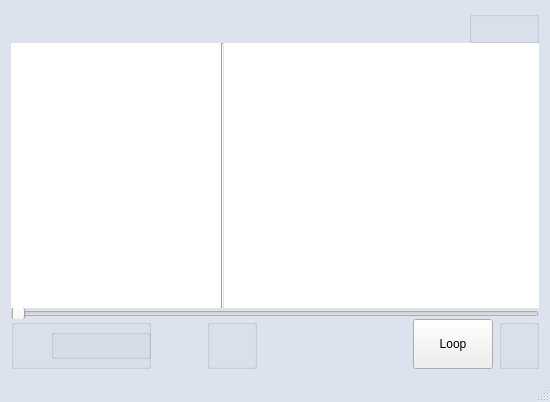
VictoriaOtm/Accord, file mainwindow.ui: the form before one commit.
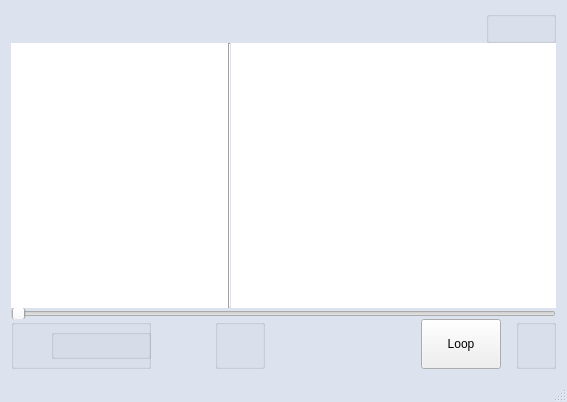
The form after the commit. Icons and pictures are not drawn.

Patch:
```diff
--- a/mainwindow.ui
+++ b/mainwindow.ui
@@ -9,7 +9,7 @@
    <rect>
     <x>0</x>
     <y>0</y>
-    <width>544</width>
+    <width>567</width>
     <height>402</height>
    </rect>
   </property>
@@ -387,6 +387,9 @@
           <property name="text">
            <string>Loop</string>
           </property>
+          <property name="checkable">
+           <bool>true</bool>
+          </property>
          </widget>
         </item>
         <item>
```
Left out of the diff: 2 changed lines with no effect on the pictures.
